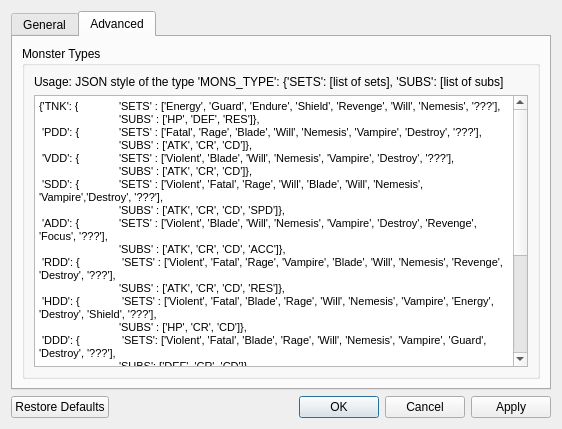
Above: ui_files/preferences.ui from cgt-soft/sw-rune before the change. Below: the same form after it.
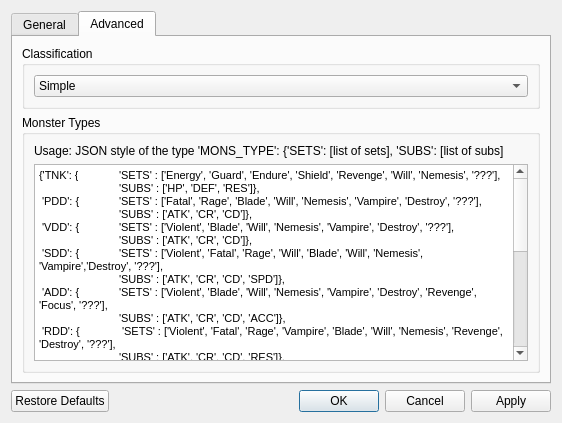
That is the form after the change. The open tabs and pages were chosen to show the change. Icons and pictures are not drawn.

Commit message: filter by status and class fixed original quality

Diff of the .ui file:
```diff
--- a/ui_files/preferences.ui
+++ b/ui_files/preferences.ui
@@ -7,7 +7,7 @@
     <x>0</x>
     <y>0</y>
     <width>562</width>
-    <height>429</height>
+    <height>423</height>
    </rect>
   </property>
   <property name="windowTitle">
@@ -1710,8 +1710,36 @@
       <attribute name="title">
        <string>Advanced</string>
       </attribute>
-      <layout class="QGridLayout" name="gridLayout_5">
-       <item row="0" column="0">
+      <layout class="QVBoxLayout" name="verticalLayout_4">
+       <item>
+        <widget class="QGroupBox" name="groupBox_4">
+         <property name="title">
+          <string>Classification</string>
+         </property>
+         <layout class="QVBoxLayout" name="verticalLayout_3">
+          <item>
+           <widget class="QComboBox" name="classificationComboBox">
+            <item>
+             <property name="text">
+              <string>Simple</string>
+             </property>
+            </item>
+            <item>
+             <property name="text">
+              <string>Complex</string>
+             </property>
+            </item>
+            <item>
+             <property name="text">
+              <string>Custom</string>
+             </property>
+            </item>
+           </widget>
+          </item>
+         </layout>
+        </widget>
+       </item>
+       <item>
         <widget class="QGroupBox" name="groupBox">
          <property name="title">
           <string>Monster Types</string>
@@ -1719,6 +1747,12 @@
          <layout class="QGridLayout" name="gridLayout">
           <item row="1" column="0">
            <widget class="QTextEdit" name="textEdit">
+            <property name="enabled">
+             <bool>true</bool>
+            </property>
+            <property name="readOnly">
+             <bool>true</bool>
+            </property>
             <property name="html">
              <string>&lt;!DOCTYPE HTML PUBLIC &quot;-//W3C//DTD HTML 4.0//EN&quot; &quot;http://www.w3.org/TR/REC-html40/strict.dtd&quot;&gt;
 &lt;html&gt;&lt;head&gt;&lt;meta name=&quot;qrichtext&quot; content=&quot;1&quot; /&gt;&lt;style type=&quot;text/css&quot;&gt;
```
Left out of the diff: 22 changed lines with no effect on the pictures. The commit also changes 9 other files.
